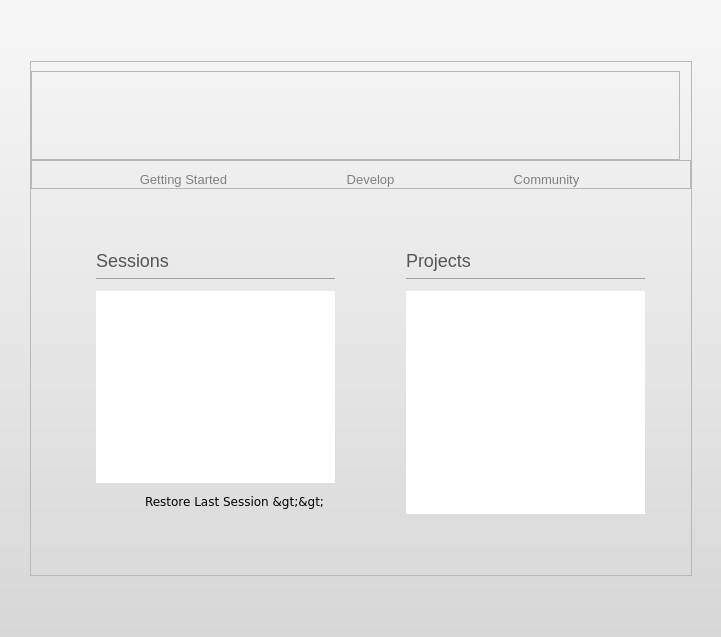
Before: the Qt Designer form src/plugins/coreplugin/welcomemode.ui in qt-creator/qt-creator, drawn with Qt 5.
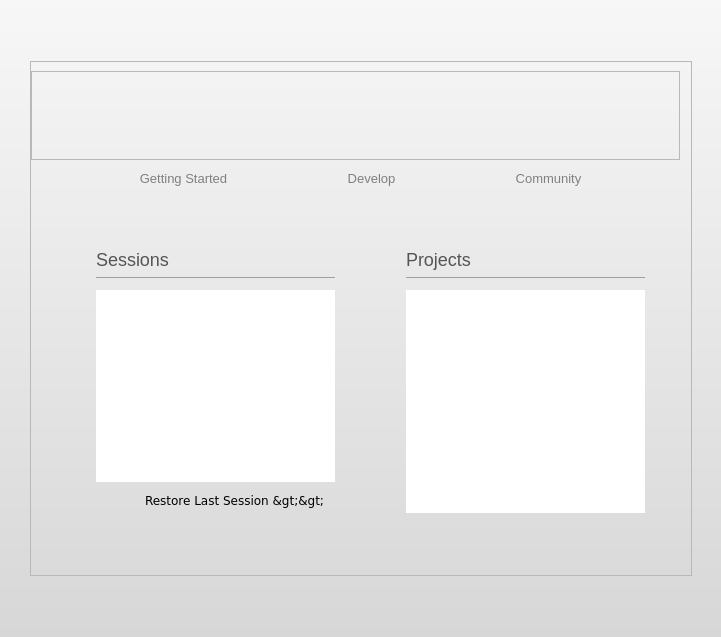
After: the same form once the commit is applied. Icons and pictures are not drawn. Custom widgets are drawn as their Qt base class.

Commit message: welcome screen: fix borders for OS != Windows

Diff of the .ui file:
```diff
--- a/src/plugins/coreplugin/welcomemode.ui
+++ b/src/plugins/coreplugin/welcomemode.ui
@@ -162,10 +162,10 @@
 }</string>
            </property>
            <property name="frameShape">
-            <enum>QFrame::StyledPanel</enum>
+            <enum>QFrame::NoFrame</enum>
            </property>
            <property name="frameShadow">
-            <enum>QFrame::Raised</enum>
+            <enum>QFrame::Plain</enum>
            </property>
            <layout class="QGridLayout" name="gridLayout_2">
             <property name="leftMargin">
```
